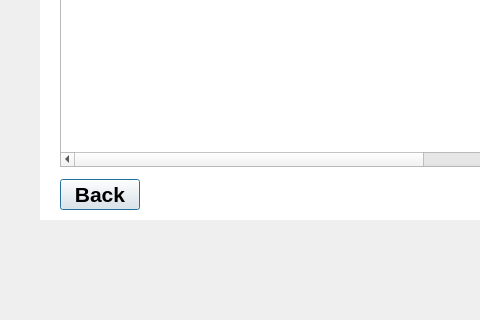
The window that pharmacistViewPatient.ui (sallyeo/goalDiggers) describes before a commit, drawn with Qt 5; both pictures show x 0 to 480 and y 331 to 651 of the 731 by 651 pixel window.
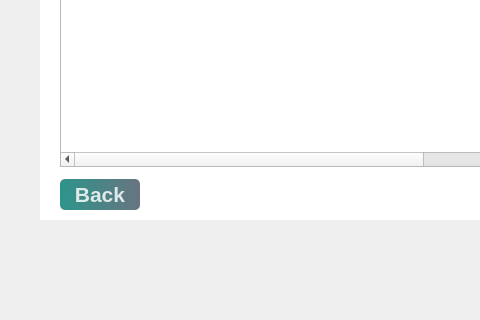
The same window after the commit.

Diff of the .ui file:
```diff
--- a/pharmacistViewPatient.ui
+++ b/pharmacistViewPatient.ui
@@ -302,7 +302,7 @@
      </font>
     </property>
     <property name="styleSheet">
-     <string notr="true">QPushButton#saveButton{
+     <string notr="true">QPushButton#backButton{
 	background-color: qlineargradient(spread:pad, x1:0, y1:0.505682, x2:1, y2:0.477, stop:0 rgba(11, 131, 120, 219), stop:1 rgba(85, 98, 112, 226));
 	color:rgba(255, 255, 255, 210);
 	border-radius:5px;
```
Left out of the diff: 2 changed lines with no effect on the pictures.
